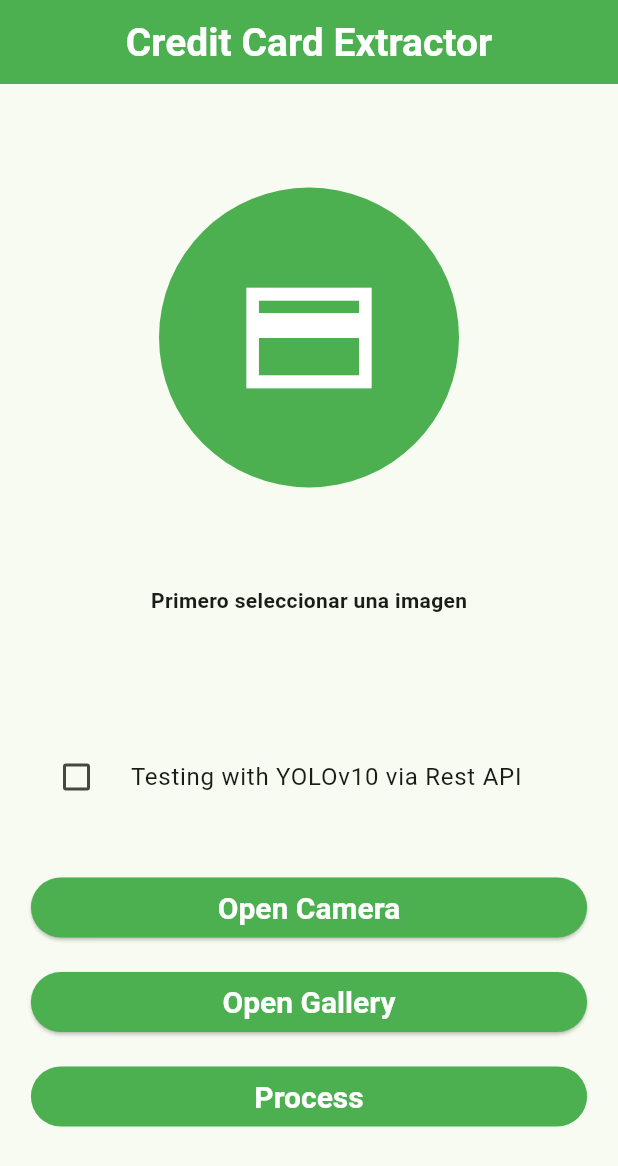
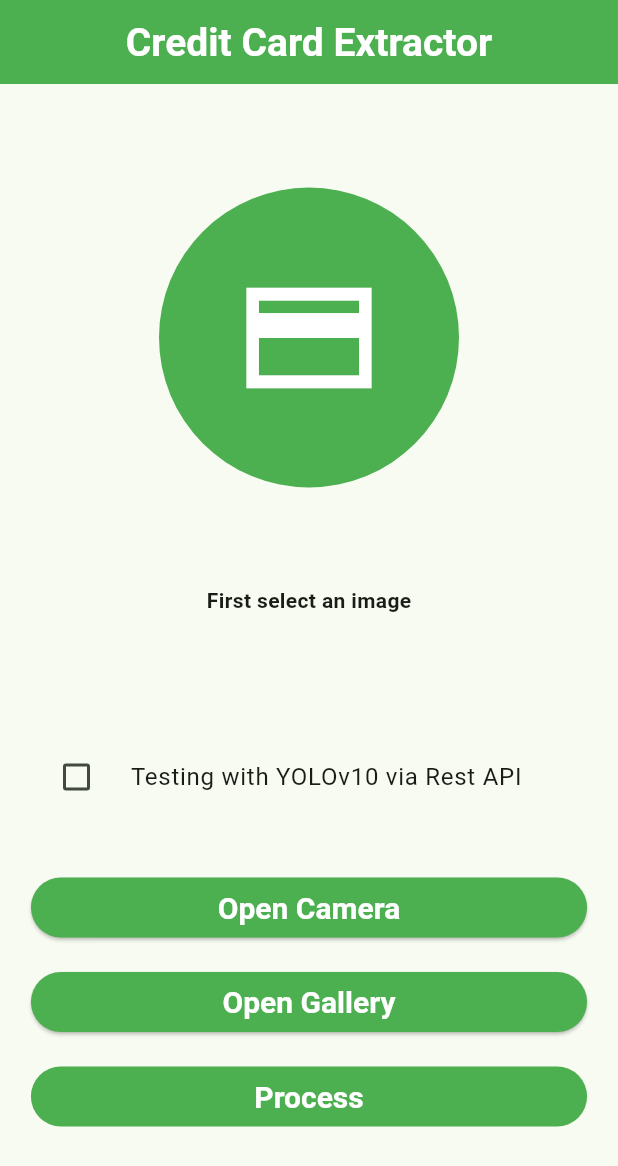
Before and after one commit to nahueltabasso/yolo_flutter_creditcard, a Flutter app: the screen it shows after launch, after a tap on "Open Camera", on a phone screen of 412 x 824 dp. Shown: the top 1166 px of the screen. Run offline on Flutter 3.47's test engine with Material 3 defaults, Android fonts, the phone set to English and light mode, and no system bars; our stand-ins replace equatable, flutter_bloc, go_router, image_picker; missing offline and left inert: flutter_vision, google_mlkit_text_recognition.

Commit message:
refactor: mejoras en el codigo

```diff
--- a/lib/presentation/screens/home_screen.dart
+++ b/lib/presentation/screens/home_screen.dart
@@ -40,19 +40,16 @@ class _HomeView extends StatelessWidget {
   final Size size;
 
   Future<void> _initPicker(BuildContext context, ImageSource source) async {
-    print("Inicia Picker");
     final selectedFile = await ImagePicker().pickImage(source: source);
     if (selectedFile != null) {
       final image = File(selectedFile.path);
       context.read<YoloProcessBloc>().add(SetCreditCardImage(selectedFile.path));
-      print("Se termino de ejecutar el picker");
     }
   }
 
 
   @override
   Widget build(BuildContext context) {
-    print("SE DIBUJA");
     final imageUrl = context.select((YoloProcessBloc bloc) => bloc.state.imageUrl);
     final image = imageUrl.isNotEmpty ? File(imageUrl) : null;
 
@@ -134,7 +131,7 @@ class _InitLegend extends StatelessWidget {
           width: double.infinity,
           height: 150,
           child: const Center(
-            child: Text("Primero seleccionar una imagen",
+            child: Text("First select an image",
                 style: TextStyle(fontWeight: FontWeight.bold)),
           ),
         ),
--- a/lib/services/api_service.dart
+++ b/lib/services/api_service.dart
@@ -10,7 +10,7 @@ class ApiService extends ChangeNotifier {
 
 
   Future<CardDataDto?> extractCreditCardDataWithYOLOv10(File image) async {
-    print("Entra en extractCreditCardData()");
+    print("Enter in extractCreditCardData()");
     var request = http.MultipartRequest('POST',
       Uri.parse(BASE_URL));
 
```
Also changed, not shown: lib/presentation/blocs/yolo_process/yolo_process_bloc.dart (+11 -21 lines).
